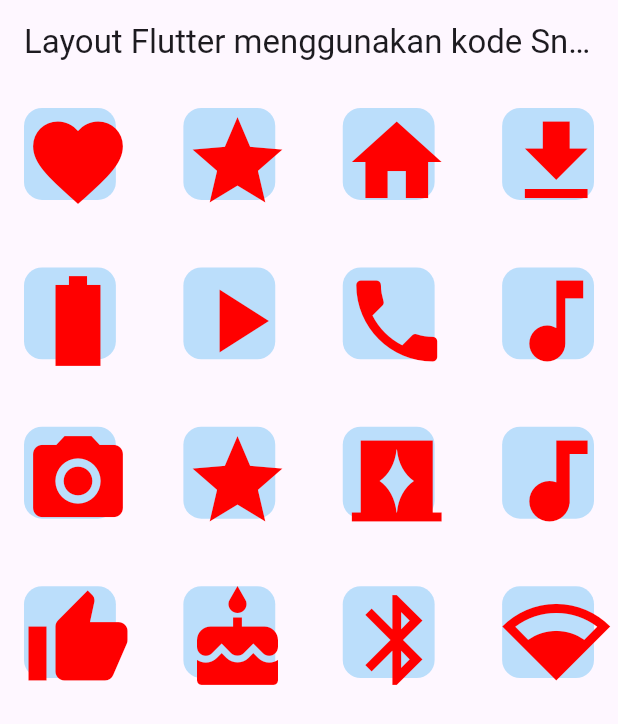
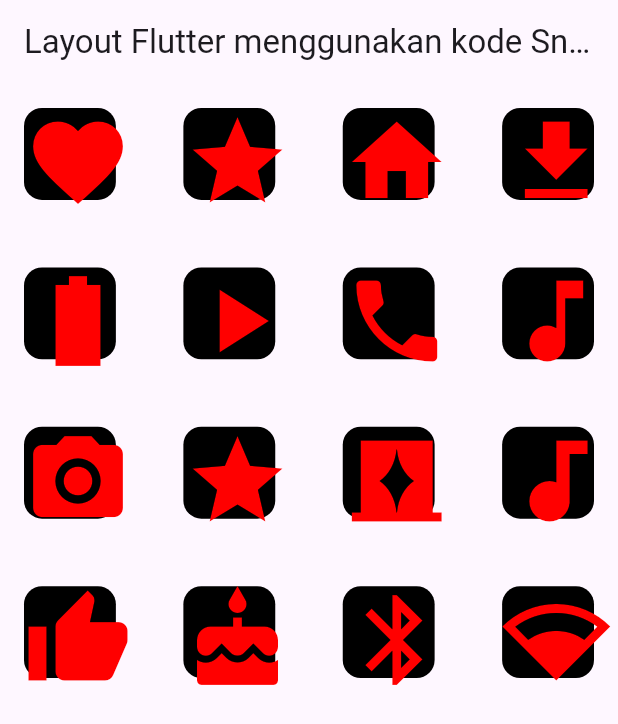
Before and after one commit to ariesukma/UTS_Flutter_PM, a Flutter app: the screen it shows after launch, on a phone screen of 412 x 824 dp. Shown: the top 724 px of the screen. Run offline on Flutter 3.47's test engine with Material 3 defaults, Android fonts, the phone set to English and light mode, and no system bars.

Commit message:
Perubahan warna kotak layout lebih gelap sehingga warna icon lebih menarik

```diff
--- a/lib/main.dart
+++ b/lib/main.dart
@@ -38,7 +38,7 @@ class AriesUTSApp extends StatelessWidget {
 
               return Container(
                 decoration: BoxDecoration(
-                  color: Colors.blue[100],
+                  color: const Color.fromARGB(255, 0, 0, 0),
                   borderRadius: BorderRadius.circular(12),
                 ),
                 child: Center(
```
